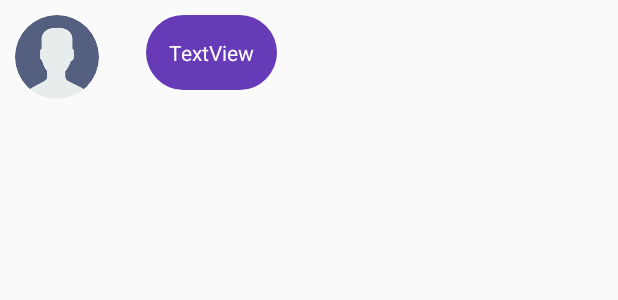
After one commit to ticou973/ChatApp, an Android app: the layout message_single_layout.xml on its own in the app's theme, with its tools: preview values and no code run, on a phone screen of 412 x 824 dp. The commit adds this screen. Shown: the top 300 px of the screen. Run offline under Robolectric (Android 15) with nearby library versions, the phone set to English and light mode, and no system bars.

Commit message:
fin 29 pour mettre un shape et retrouver les données de message et les afficher mais marche pas

```diff
--- a/app/src/main/java/com/example/thierrycouilleault/chatapp/ChatApp.java
+++ b/app/src/main/java/com/example/thierrycouilleault/chatapp/ChatApp.java
@@ -48,7 +48,9 @@ public class ChatApp extends Application {
 
         mAuth = FirebaseAuth.getInstance();
 
-        //mCurrentUserId = mAuth.getCurrentUser().getUid();
+        if (mAuth.getCurrentUser() != null) {
+
+            mCurrentUserId = mAuth.getCurrentUser().getUid();
 
 
             mUsersDatabase = FirebaseDatabase.getInstance().getReference().child("Users").child(mAuth.getCurrentUser().getUid());
@@ -74,6 +76,7 @@ public class ChatApp extends Application {
                 }
             });
 
+        }
 
     }
 }
--- /dev/null
+++ b/app/src/main/res/drawable/message_text_background.xml
@@ -0,0 +1,9 @@
+<?xml version="1.0" encoding="utf-8"?>
+<shape xmlns:android="http://schemas.android.com/apk/res/android">
+
+    <solid android:color="@color/colorPrimary"></solid>
+    <corners android:radius="30dp"></corners>
+
+
+
+</shape>
--- /dev/null
+++ b/app/src/main/res/layout/message_single_layout.xml
@@ -0,0 +1,26 @@
+<?xml version="1.0" encoding="utf-8"?>
+<RelativeLayout xmlns:android="http://schemas.android.com/apk/res/android"
+    android:id="@+id/message_single_layout"
+    android:layout_width="match_parent"
+    android:layout_height="match_parent"
+    android:padding="10dp">
+
+    <de.hdodenhof.circleimageview.CircleImageView
+        android:id="@+id/message_profile_layout"
+        android:layout_width="56dp"
+        android:layout_height="56dp"
+        android:src="@drawable/default_avatar" />
+
+    <TextView
+        android:id="@+id/message_text_layout"
+        android:layout_width="wrap_content"
+        android:layout_height="wrap_content"
+        android:layout_alignTop="@+id/message_profile_layout"
+        android:layout_marginStart="31dp"
+        android:layout_toEndOf="@+id/message_profile_layout"
+        android:background="@drawable/message_text_background"
+        android:padding="15dp"
+        android:text="TextView"
+        android:textColor="@android:color/white" />
+
+</RelativeLayout>
```
Also changed, not shown: app/src/main/java/com/example/thierrycouilleault/chatapp/ChatActivity.java (+63 -0 lines), app/src/main/java/com/example/thierrycouilleault/chatapp/MainActivity.java (+11 -2 lines), app/src/main/java/com/example/thierrycouilleault/chatapp/MessageAdapter.java (added, +64 -0 lines), app/src/main/java/com/example/thierrycouilleault/chatapp/Messages.java (added, +54 -0 lines), app/src/main/res/layout/activity_chat.xml (+9 -1 lines). Lines whose indentation alone changed are shown as unchanged.
